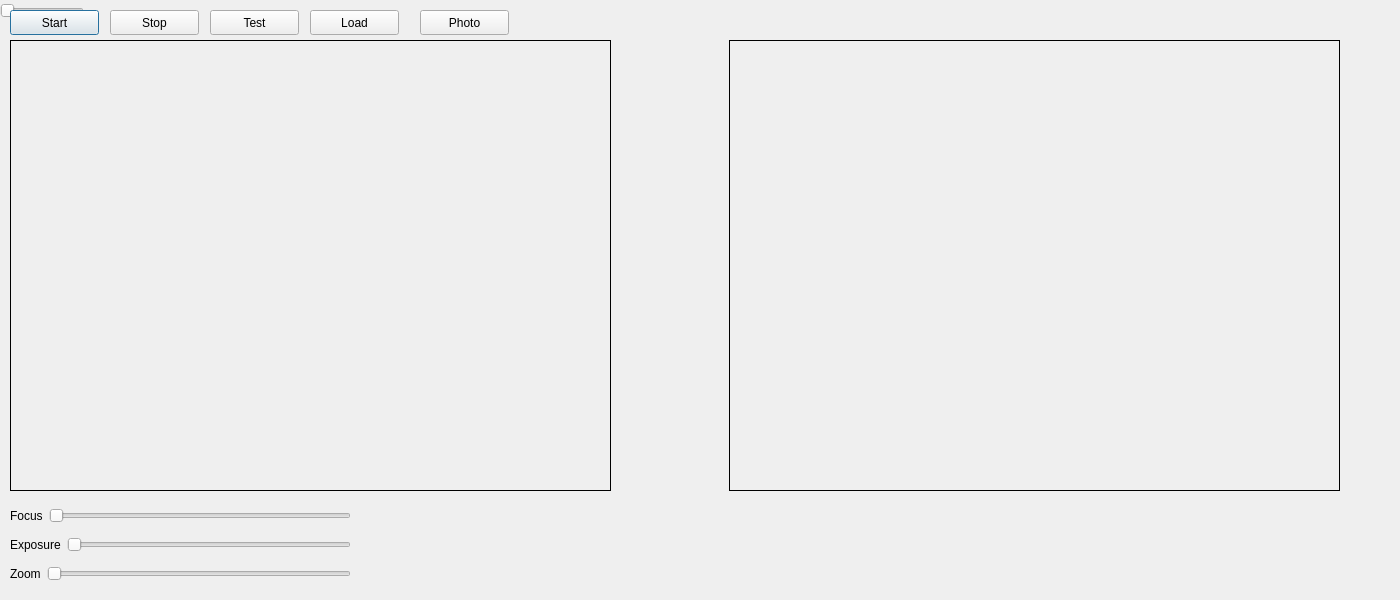
Before: the Qt Designer form OpenCV2.ui in markctm/Vision_Inspection, drawn with Qt 5.
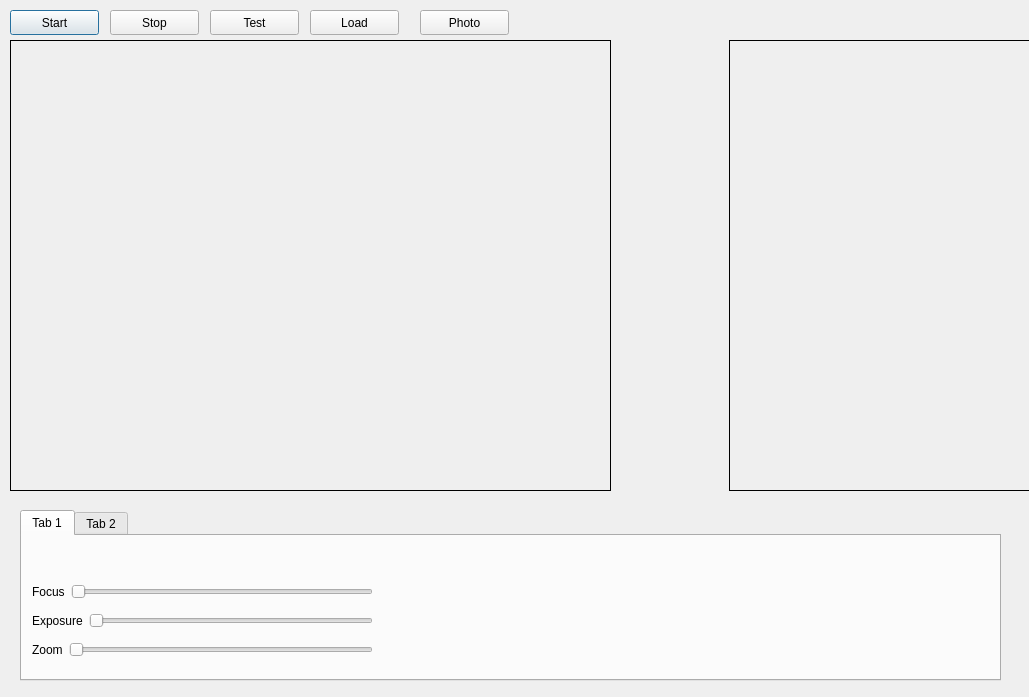
After: the same form once the commit is applied.

The edit to the form file:
```diff
--- a/OpenCV2.ui
+++ b/OpenCV2.ui
@@ -6,8 +6,8 @@
    <rect>
     <x>0</x>
     <y>0</y>
-    <width>1400</width>
-    <height>600</height>
+    <width>1029</width>
+    <height>697</height>
    </rect>
   </property>
   <property name="windowTitle">
@@ -110,27 +110,27 @@
     <string>Photo</string>
    </property>
   </widget>
-  <widget class="QSlider" name="s_max">
+  <widget class="QTabWidget" name="tabWidget">
    <property name="geometry">
     <rect>
-     <x>0</x>
-     <y>0</y>
-     <width>84</width>
-     <height>22</height>
+     <x>20</x>
+     <y>510</y>
+     <width>981</width>
+     <height>171</height>
     </rect>
    </property>
-   <property name="maximum">
-    <number>255</number>
+   <property name="currentIndex">
+    <number>0</number>
    </property>
-   <property name="orientation">
-    <enum>Qt::Horizontal</enum>
-   </property>
-  </widget>
+   <widget class="QWidget" name="tab">
+    <attribute name="title">
+     <string>Tab 1</string>
+    </attribute>
   <widget class="QWidget" name="layoutWidget">
    <property name="geometry">
     <rect>
      <x>10</x>
-     <y>500</y>
+       <y>40</y>
      <width>341</width>
      <height>91</height>
     </rect>
@@ -201,6 +201,13 @@
     </item>
    </layout>
   </widget>
+   </widget>
+   <widget class="QWidget" name="tab_2">
+    <attribute name="title">
+     <string>Tab 2</string>
+    </attribute>
+   </widget>
+  </widget>
   <zorder>take_pic</zorder>
   <zorder>s_max</zorder>
   <zorder>start_button</zorder>
```
Left out of the diff: 3 changed lines with no effect on the pictures. Lines whose indentation alone changed are shown as unchanged.
